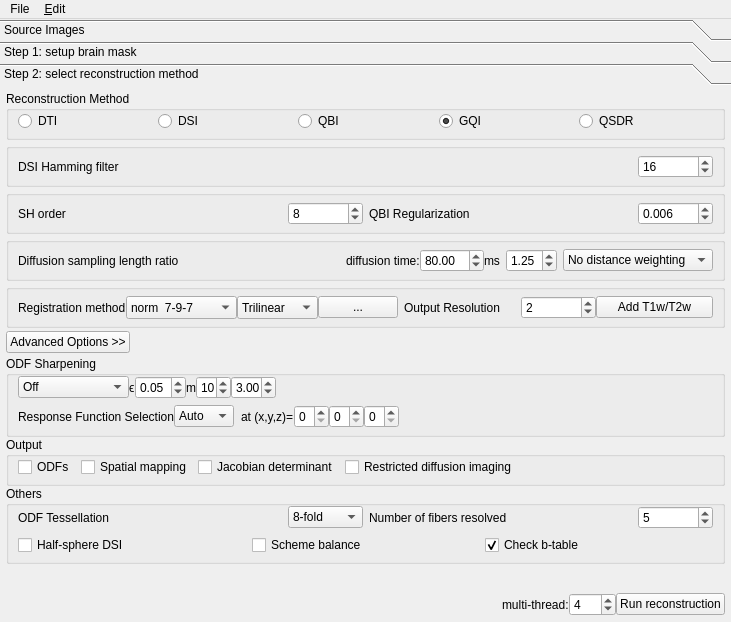
This is reconstruction/reconstruction_window.ui in frankyeh/DSI-Studio as Qt 5 draws it before an edit. The edited form follows.
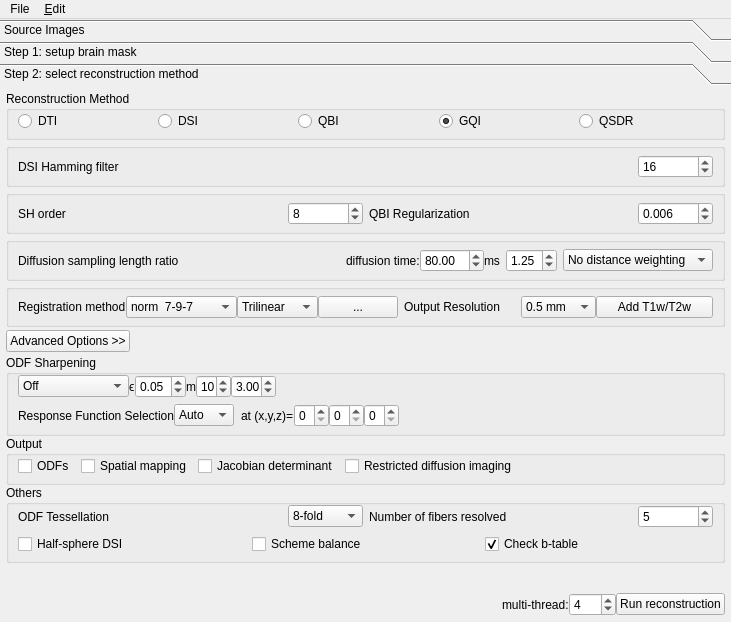
This is the edited form. Icons and pictures are not drawn.

Commit message: [GUI] QSDR output resolution change to combobox

```diff
--- a/reconstruction/reconstruction_window.ui
+++ b/reconstruction/reconstruction_window.ui
@@ -936,28 +936,33 @@
               </widget>
              </item>
              <item>
-              <widget class="QSpinBox" name="mni_resolution">
-               <property name="sizePolicy">
-                <sizepolicy hsizetype="Preferred" vsizetype="Preferred">
-                 <horstretch>0</horstretch>
-                 <verstretch>0</verstretch>
-                </sizepolicy>
-               </property>
+              <widget class="QComboBox" name="resolution">
                <property name="maximumSize">
                 <size>
                  <width>75</width>
                  <height>16777215</height>
                 </size>
                </property>
-               <property name="minimum">
-                <number>1</number>
-               </property>
-               <property name="maximum">
-                <number>3</number>
-               </property>
-               <property name="value">
-                <number>2</number>
-               </property>
+               <item>
+                <property name="text">
+                 <string>0.5 mm</string>
+                </property>
+               </item>
+               <item>
+                <property name="text">
+                 <string>1 mm</string>
+                </property>
+               </item>
+               <item>
+                <property name="text">
+                 <string>2 mm</string>
+                </property>
+               </item>
+               <item>
+                <property name="text">
+                 <string>3 mm</string>
+                </property>
+               </item>
               </widget>
              </item>
              <item>
```
Left out of the diff: 8 changed lines with no effect on the pictures. The commit also changes 1 other file.
